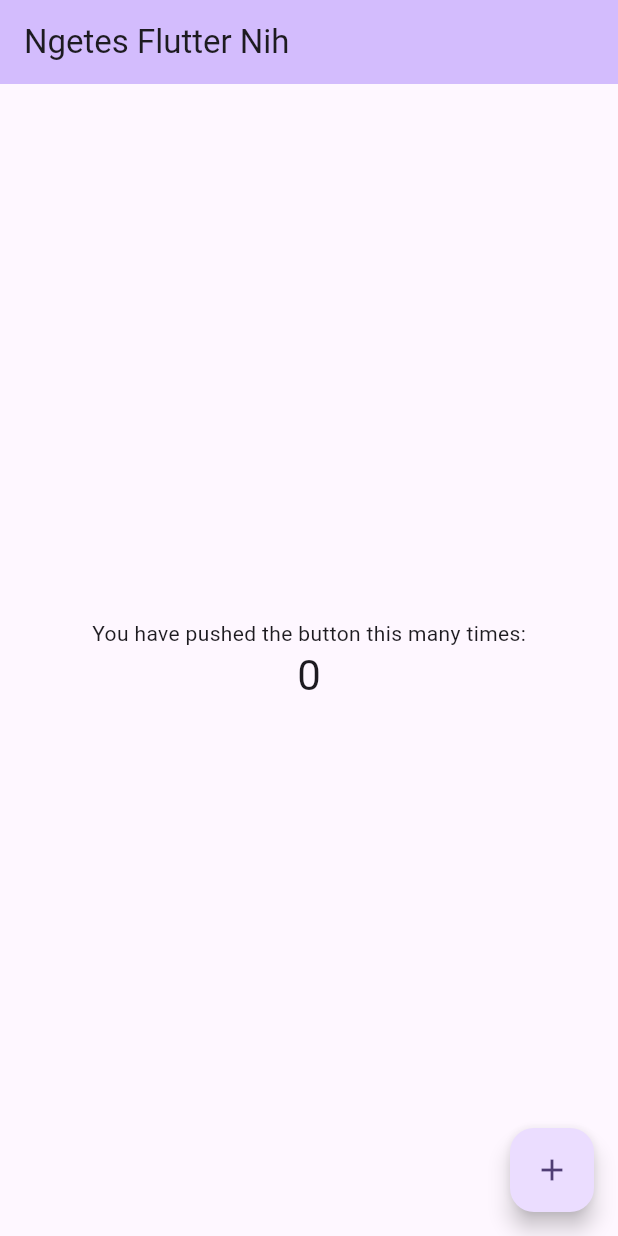
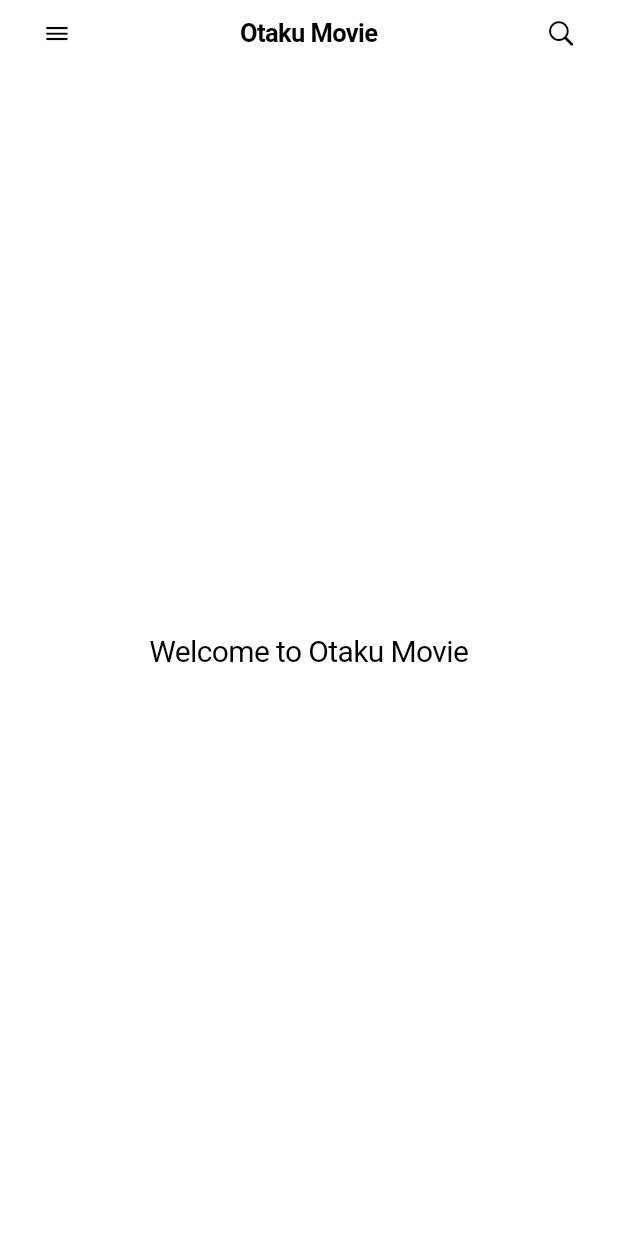
Before and after one commit to Rostadhi/themoviewdb, a Flutter app: the screen it shows after launch, on a phone screen of 412 x 824 dp. Run offline on Flutter 3.47's test engine with Material 3 defaults, Android fonts, the phone set to English and light mode, and no system bars.

Commit message:
init UI cupertino navigation bar

```diff
--- a/lib/main.dart
+++ b/lib/main.dart
@@ -1,4 +1,5 @@
-import 'package:flutter/material.dart';
+import 'package:flutter/cupertino.dart';
+import 'package:flutter/services.dart';
 
 void main() {
   runApp(const MyApp());
@@ -8,45 +9,30 @@
   const MyApp({super.key});
 
   // This widget is the root of your application.
+  /*
+  1. search bar
+  2. option bar for dark mode
+  3. movie highlight -> algorhtym based on my preference about anime movies
+  4. popular section
+  5. tabbar containing, home movies, detailed movie description like trailer etc, and bookmark
+  6. filter movie in the popular section
+  7. add localization for english and indonesia
+  */
   @override
   Widget build(BuildContext context) {
-    return MaterialApp(
-      title: 'Ngetes Flutter Nih',
-      theme: ThemeData(
-        // This is the theme of your application.
-        //
-        // TRY THIS: Try running your application with "flutter run". You'll see
-        // the application has a purple toolbar. Then, without quitting the app,
-        // try changing the seedColor in the colorScheme below to Colors.green
-        // and then invoke "hot reload" (save your changes or press the "hot
-        // reload" button in a Flutter-supported IDE, or press "r" if you used
-        // the command line to start the app).
-        //
-        // Notice that the counter didn't reset back to zero; the application
-        // state is not lost during the reload. To reset the state, use hot
-        // restart instead.
-        //
-        // This works for code too, not just values: Most code changes can be
-        // tested with just a hot reload.
-        colorScheme: ColorScheme.fromSeed(seedColor: Colors.deepPurple),
-        useMaterial3: true,
+    const color = Color.fromARGB(255, 251, 250, 247);
+    return const CupertinoApp(
+      title: 'OMO -> Otaku MOvie',
+      theme: CupertinoThemeData(
+        brightness: Brightness.light,
       ),
-      home: const MyHomePage(title: 'Ngetes Flutter Nih'),
+      home: MyHomePage(title: 'Otaku Movie'),
     );
   }
 }
 
 class MyHomePage extends StatefulWidget {
   const MyHomePage({super.key, required this.title});
-
-  // This widget is the home page of your application. It is stateful, meaning
-  // that it has a State object (defined below) that contains fields that affect
-  // how it looks.
-
-  // This class is the configuration for the state. It holds the values (in this
-  // case the title) provided by the parent (in this case the App widget) and
-  // used by the build method of the State. Fields in a Widget subclass are
-  // always marked "final".
 
   final String title;
 
@@ -55,71 +41,65 @@
 }
 
 class _MyHomePageState extends State<MyHomePage> {
-  int _counter = 0;
-
-  void _incrementCounter() {
-    setState(() {
-      // This call to setState tells the Flutter framework that something has
-      // changed in this State, which causes it to rerun the build method below
-      // so that the display can reflect the updated values. If we changed
-      // _counter without calling setState(), then the build method would not be
-      // called again, and so nothing would appear to happen.
-      _counter++;
-    });
-  }
+  String searchQuery = "";
 
   @override
   Widget build(BuildContext context) {
-    // This method is rerun every time setState is called, for instance as done
-    // by the _incrementCounter method above.
-    //
-    // The Flutter framework has been optimized to make rerunning build methods
-    // fast, so that you can just rebuild anything that needs updating rather
-    // than having to individually change instances of widgets.
-    return Scaffold(
-      appBar: AppBar(
-        // TRY THIS: Try changing the color here to a specific color (to
-        // Colors.amber, perhaps?) and trigger a hot reload to see the AppBar
-        // change color while the other colors stay the same.
-        backgroundColor: Theme.of(context).colorScheme.inversePrimary,
-        // Here we take the value from the MyHomePage object that was created by
-        // the App.build method, and use it to set our appbar title.
-        title: Text(widget.title),
+    return CupertinoPageScaffold(
+      navigationBar: CupertinoNavigationBar(
+        // Left-side icon (Menu)
+        leading: CupertinoButton(
+          padding: EdgeInsets.zero,
+          child: const Icon(
+            CupertinoIcons.bars,
+            color: CupertinoColors.black, // Set menu icon color to black
+          ),
+          onPressed: () {
+            // Handle menu press
+          },
+        ),
+        // Center title
+        middle: Text(
+          widget.title,
+          style: const TextStyle(
+            fontWeight: FontWeight.bold,
+          ),
+        ),
+        // Right-side icon (Search)
+        trailing: CupertinoButton(
+          padding: EdgeInsets.zero,
+          child: const Icon(
+            CupertinoIcons.search,
+            color: CupertinoColors.black, // Set menu icon color to black
+          ),
+          onPressed: () {
+            // Handle search press
+          },
+        ),
+        backgroundColor: CupertinoColors.white,
       ),
-      body: Center(
-        // Center is a layout widget. It takes a single child and positions it
-        // in the middle of the parent.
+      child: Center(
         child: Column(
-          // Column is also a layout widget. It takes a list of children and
-          // arranges them vertically. By default, it sizes itself to fit its
-          // children horizontally, and tries to be as tall as its parent.
-          //
-          // Column has various properties to control how it sizes itself and
-          // how it positions its children. Here we use mainAxisAlignment to
-          // center the children vertically; the main axis here is the vertical
-          // axis because Columns are vertical (the cross axis would be
-          // horizontal).
-          //
-          // TRY THIS: Invoke "debug painting" (choose the "Toggle Debug Paint"
-          // action in the IDE, or press "p" in the console), to see the
-          // wireframe for each widget.
           mainAxisAlignment: MainAxisAlignment.center,
           children: <Widget>[
             const Text(
-              'You have pushed the button this many times:',
+              'Welcome to Otaku Movie',
+              style: TextStyle(
+                fontSize: 20,
+                color: CupertinoColors.black,
+              ),
             ),
-            Text(
-              '$_counter',
-              style: Theme.of(context).textTheme.headlineMedium,
-            ),
+            if (searchQuery.isNotEmpty)
+              Text(
+                'Search results for: $searchQuery',
+                style: const TextStyle(
+                  fontSize: 16,
+                  color: CupertinoColors.systemGrey,
+                ),
+              ),
           ],
         ),
       ),
-      floatingActionButton: FloatingActionButton(
-        onPressed: _incrementCounter,
-        tooltip: 'Increment',
-        child: const Icon(Icons.add),
-      ), // This trailing comma makes auto-formatting nicer for build methods.
     );
   }
 }
--- /dev/null
+++ b/lib/tabbar.dart
@@ -0,0 +1,2 @@
+import 'package:flutter/material.dart';
+import '';
```
